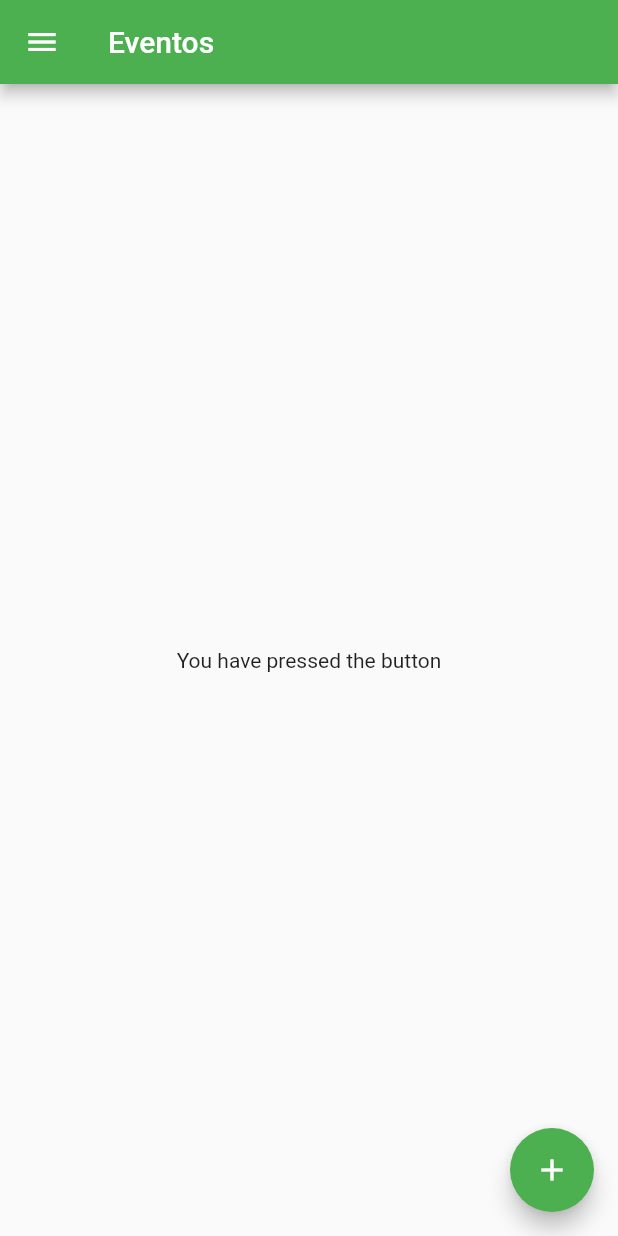
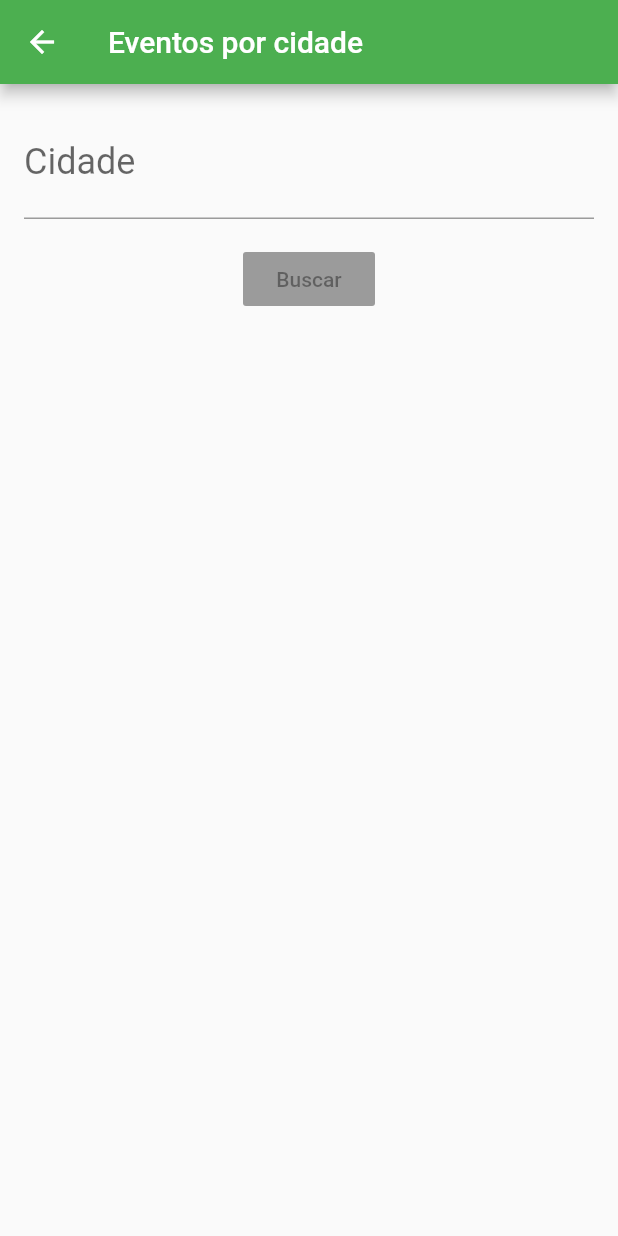
Before and after one commit to arcursino/dispositivos-moveis, a Flutter app: the EventosPage screen opened directly, on a phone screen of 412 x 824 dp. Run offline on Flutter 3.47's test engine with Material 2 defaults, Android fonts, the phone set to English and light mode, and no system bars.

Commit message:
Adição de form para eventos

```diff
--- a/literall/lib/pages/eventos.dart
+++ b/literall/lib/pages/eventos.dart
@@ -6,17 +6,36 @@ class EventosPage extends StatelessWidget {
   Widget build(BuildContext context) {
     return Scaffold(
       drawer: NavDrawer(),
-      appBar: AppBar(
-        title: Text('Eventos'),
-      ),
-      body: Center(
-          child: Text('You have pressed the button')
-      ),
-      floatingActionButton: FloatingActionButton(
-        onPressed: () {},
-        tooltip: 'Increment Counter',
-        child: const Icon(Icons.add),
-      ),
+      body: FormularioEventos(),
     );
   }
 }
+
+class FormularioEventos extends StatelessWidget {
+  @override
+  Widget build(BuildContext context) {
+    return Scaffold(
+        appBar: AppBar(
+          title: Text('Eventos por cidade'),
+        ),
+        body: Column(
+          children: <Widget>[
+            Padding(
+              padding: const EdgeInsets.all(16.0),
+              child: TextField(
+                style: TextStyle(
+                  fontSize: 24
+                ),
+                decoration: InputDecoration(
+                  labelText: 'Cidade',
+                  hintText: 'São José dos Campos'
+                ),
+              ),
+            ),
+            RaisedButton(
+              child: Text('Buscar')
+            )
+          ],
+        ));
+  }
+}
```
Also changed, not shown: literall/lib/main.dart (+2 -19 lines), literall/lib/pages/forms/livros.dart (added, +16 -0 lines), literall/lib/pages/forms/locais.dart (added, +16 -0 lines), literall/lib/pages/livros.dart (+8 -1 lines), literall/lib/pages/locais.dart (+8 -1 lines), literall/lib/widgets/editor.dart (added, +26 -0 lines).
